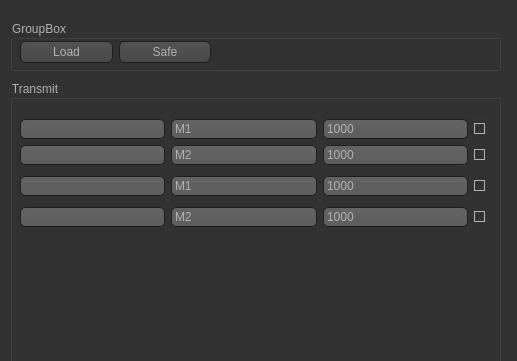
This is QTerminal/macrodialog.ui in Barcley1990/QTerminal as Qt 5 draws it before an edit; both pictures show x 0 to 517 and y 0 to 361 of the 517 by 558 pixel window. The edited form follows.
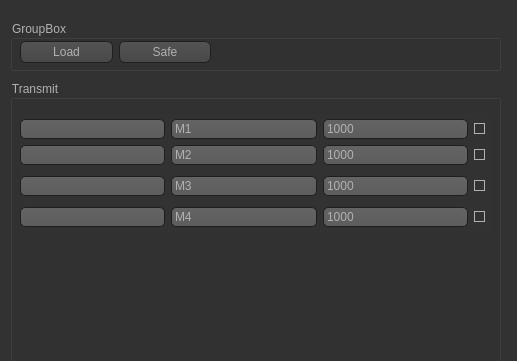
This is the edited form. Icons and pictures are not drawn.

The edit to the form file:
```diff
--- a/QTerminal/macrodialog.ui
+++ b/QTerminal/macrodialog.ui
@@ -604,7 +604,7 @@
        <item>
         <widget class="QLineEdit" name="macroName_3">
          <property name="text">
-          <string>M1</string>
+          <string>M3</string>
          </property>
         </widget>
        </item>
@@ -632,7 +632,7 @@
        <item>
         <widget class="QLineEdit" name="macroName_4">
          <property name="text">
-          <string>M2</string>
+          <string>M4</string>
          </property>
         </widget>
        </item>
```
